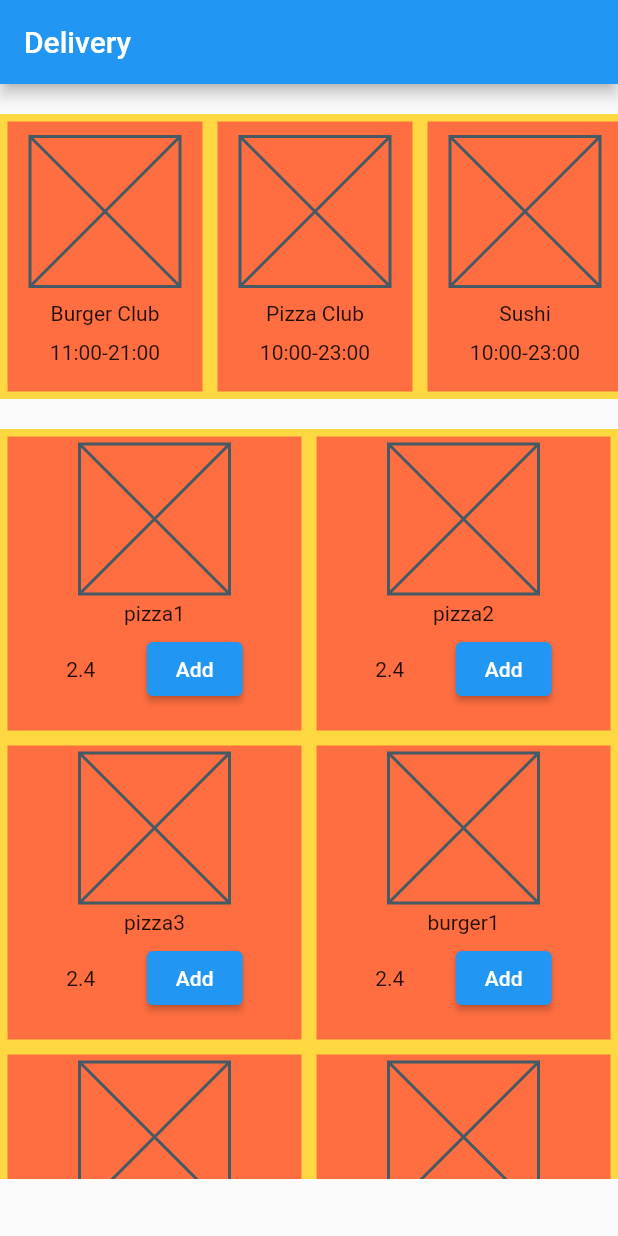
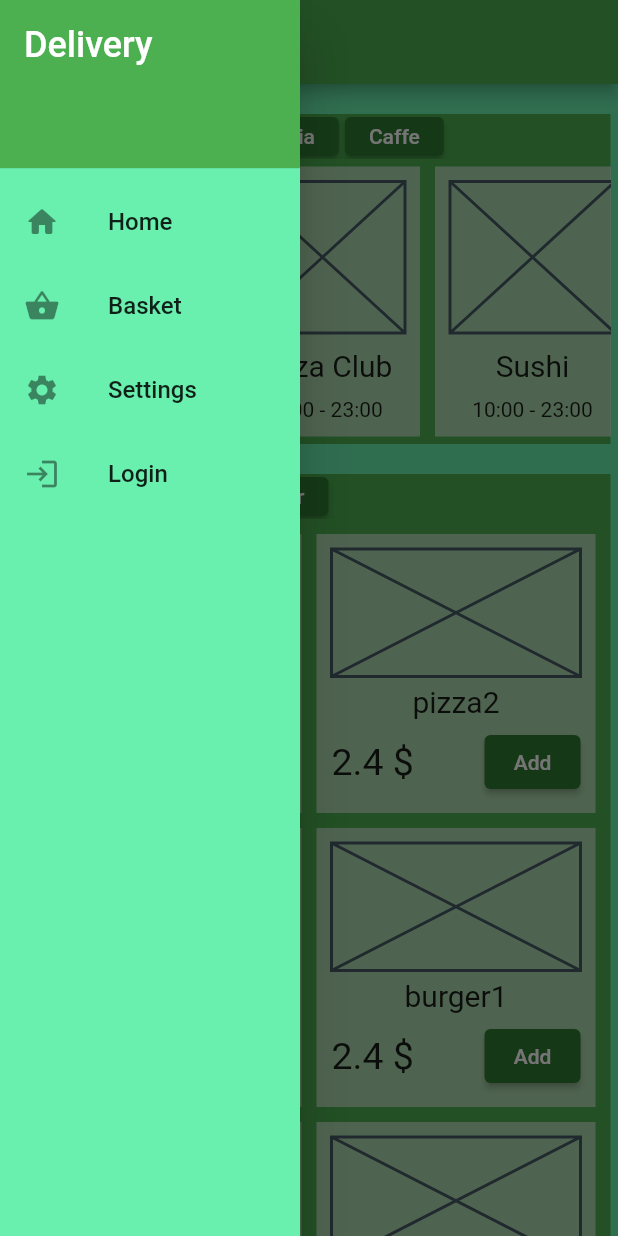
Before and after one commit to RuslanNadyrshyn/flutter_delivery_app, a Flutter app: the screen it shows after launch, with the side drawer open (before the commit the screen has no drawer), on a phone screen of 412 x 824 dp. Run offline on Flutter 3.47's test engine with Material 2 defaults, Android fonts, the phone set to English and light mode, and no system bars; our stand-ins replace adaptive_theme.

Commit message:
Add themes, localization

```diff
--- a/analysis_options.yaml
+++ b/analysis_options.yaml
@@ -22,6 +22,7 @@ linter:
   # `// ignore_for_file: name_of_lint` syntax on the line or in the file
   # producing the lint.
   rules:
+    prefer_const_constructors : false
     # avoid_print: false  # Uncomment to disable the `avoid_print` rule
     # prefer_single_quotes: true  # Uncomment to enable the `prefer_single_quotes` rule
 
--- a/lib/app.dart
+++ b/lib/app.dart
@@ -1,5 +1,10 @@
+import 'package:adaptive_theme/adaptive_theme.dart';
 import 'package:flutter/material.dart';
+import 'package:flutter_localizations/flutter_localizations.dart';
 import 'package:food_delivery/home_view.dart';
+import 'package:food_delivery/themes.dart';
+
+import 'generated/l10n.dart';
 
 
 
@@ -8,19 +13,29 @@ class App extends StatelessWidget {
 
   @override
   Widget build(BuildContext context) {
-    return MaterialApp(
-      title: 'Delivery',
-      theme: ThemeData(
-        primarySwatch: Colors.blue,
+    return AdaptiveTheme(
+      initial: AdaptiveThemeMode.light,
+      light: kLightTheme,
+      dark: kDarkTheme,
+      builder: (light, dark) => MaterialApp(
+        localizationsDelegates: const [
+          S.delegate,
+          GlobalMaterialLocalizations.delegate,
+          GlobalWidgetsLocalizations.delegate,
+          GlobalCupertinoLocalizations.delegate,
+        ],
+        supportedLocales: S.delegate.supportedLocales,
+        locale: Locale.fromSubtags(languageCode: 'en'),
+        title: 'Delivery',
+        theme: light,
+        home: HomeView(),
+        routes: <String, WidgetBuilder> {
+          '/home': (BuildContext context) => HomeView(),
+          '/basket': (BuildContext context) => HomeView(),
+          '/settings': (BuildContext context) => HomeView(),
+          '/login': (BuildContext context) => HomeView(),
+        },
       ),
-      home: HomeView(),
-      // const MyHomePage(
-      //   title: 'Delivery',
-      //   // suppliers: [
-      //   //   Supplier('Burger Club', '11:00-21:00'),
-      //   //   Supplier('Pizza Club', '10:00-23:00'),
-      //   // ],
-      // ),
     );
   }
 }
--- a/lib/home_view.dart
+++ b/lib/home_view.dart
@@ -1,40 +1,27 @@
 import 'package:flutter/material.dart';
+import 'package:food_delivery/wrappers/drawer_wrapper.dart';
 
-class Supplier {
-  final String name;
-  final String workingHours;
-
-  Supplier(this.name, this.workingHours);
-}
-
-class Product {
-  final String name;
-  final double price;
-  // final Image image;
-  final String image;
-
-  Product(this.name, this.price, this.image);
-}
-
+import 'generated/l10n.dart';
+import 'models.dart';
+import 'widgets.dart';
 
 class HomeView extends StatelessWidget {
-
-  final List<String> suppliersTypes = [
+  final List<String> supTypes = [
+    'All',
+    'Open',
     'Pizzeria',
-    'Caffe'
-    'Fast food',
+    'Caffe',
   ];
-
   final List<Supplier> suppliers = [
-    Supplier('Burger Club', '11:00-21:00'),
-    Supplier('Pizza Club', '10:00-23:00'),
-    Supplier('Sushi', '10:00-23:00'),
+    Supplier('Burger Club', '11:00', '21:00'),
+    Supplier('Pizza Club', '10:00', '23:00'),
+    Supplier('Sushi', '10:00', '23:00'),
   ];
 
   final List<String> productTypes = [
+    'All',
     'Pizza',
     'Burger',
-    'Sushi',
   ];
   final List<Product> products = [
     Product('pizza1', 2.4, 'img'),
@@ -53,139 +40,23 @@ class HomeView extends StatelessWidget {
   @override
   Widget build(BuildContext context) {
     return Scaffold(
+      backgroundColor: Theme.of(context).backgroundColor,
+      drawer: DrawerWrapper(),
       appBar: AppBar(
-        title: const Text('Delivery'),
+        title: Text(
+          S.of(context).app_bar_title,
+        ),
       ),
       body: Column(
         children: <Widget>[
           const SizedBox(height: 20),
-          _SuppliersListWidget(suppliers: suppliers),
+          TypesWidget(types: supTypes),
+          SuppliersListWidget(suppliers: suppliers),
           const SizedBox(height: 20),
-          _ProductsListWidget(products: products),
+          TypesWidget(types: productTypes),
+          ProductsListWidget(products: products),
         ],
       ), // This trailing comma makes auto-formatting nicer for build methods.
     );
   }
 }
-
-class _SuppliersListWidget extends StatelessWidget {
-  final List<Supplier> suppliers;
-
-  const _SuppliersListWidget({Key? key, required this.suppliers})
-      : super(key: key);
-
-  @override
-  Widget build(BuildContext context) {
-    return Container(
-      height: 190,
-      color: Colors.amberAccent,
-      width: double.infinity,
-      child: ListView(
-        scrollDirection: Axis.horizontal,
-        children:(
-            suppliers.map((supplier) => _SupplierWidget(supplier: supplier)).toList()
-        ),
-      ),
-    );
-  }
-}
-
-class _SupplierWidget extends StatelessWidget {
-  // final Image img;
-  final Supplier supplier;
-
-  const _SupplierWidget({
-    Key? key,
-    required this.supplier,
-  }) : super(key: key);
-
-  @override
-  Widget build(BuildContext context) {
-    return Container(
-      margin: const EdgeInsets.all(5),
-      width: 130,
-      height: 170,
-      padding: const EdgeInsets.all(10),
-      color: Colors.deepOrangeAccent,
-      child: Column(
-        children: [
-          const SizedBox(
-            width: 100,
-            height: 100,
-            child: Placeholder(), // img
-          ),
-          const SizedBox(height: 10),
-          Text(supplier.name),
-          const SizedBox(height: 10),
-          Text(supplier.workingHours),
-        ],
-      ),
-    );
-  }
-}
-
-class _ProductWidget extends StatelessWidget {
-  final Product product;
-
-  const _ProductWidget({
-    Key? key,
-    required this.product,
-  }) : super(key: key);
-
-  @override
-  Widget build(BuildContext context) {
-    return Container(
-      padding: const EdgeInsets.all(5),
-      color: Colors.deepOrangeAccent,
-      child: Center(
-        child: Column(
-          children: [
-            const SizedBox(
-              width: 100,
-              height: 100,
-              child: Placeholder(), // img
-            ),
-            const SizedBox(height: 5),
-            Text(product.name),
-            const SizedBox(height: 5),
-            Row(
-              mainAxisAlignment: MainAxisAlignment.spaceEvenly,
-              children: [
-                Text('${product.price}'),
-                ElevatedButton(
-                  onPressed: (){},
-                  child: const Text('Add'),
-                )
-              ],
-            )
-          ],
-        ),
-      ),
-    );
-  }
-}
-
-class _ProductsListWidget extends StatelessWidget {
-  final List<Product> products;
-
-  const _ProductsListWidget({Key? key, required this.products})
-      : super(key: key);
-
-  @override
-  Widget build(BuildContext context) {
-    return Container(
-      height: 500,
-      color: Colors.amberAccent,
-      child: GridView.count(
-        padding: const EdgeInsets.all(5),
-        mainAxisSpacing: 10,
-        crossAxisSpacing: 10,
-        crossAxisCount: 2,
-        scrollDirection: Axis.vertical,
-        children:(
-            products.map((product) => _ProductWidget(product: product,)).toList()
-        ),
-      ),
-    );
-  }
-}
--- /dev/null
+++ b/lib/l10n/intl_en.arb
@@ -0,0 +1,10 @@
+{
+  "app_bar_title": "Delivery",
+  "add_btn": "Add",
+  "home": "Home",
+  "basket": "Basket",
+  "settings": "Settings",
+  "login": "Login",
+  "all": "All",
+  "open": "Open"
+}
--- /dev/null
+++ b/lib/l10n/intl_ru.arb
@@ -0,0 +1,4 @@
+{
+  "app_bar_title": "Доставка",
+  "add_btn": "В корзину"
+}
--- /dev/null
+++ b/lib/models.dart
@@ -0,0 +1,18 @@
+
+
+class Supplier {
+  final String name;
+  final String opening;
+  final String closing;
+
+  Supplier(this.name, this.opening, this.closing);
+}
+
+class Product {
+  final String name;
+  final double price;
+  // final Image image;
+  final String image;
+
+  Product(this.name, this.price, this.image);
+}
--- /dev/null
+++ b/lib/themes.dart
@@ -0,0 +1,21 @@
+import 'package:flutter/material.dart';
+
+final kLightTheme = ThemeData.light().copyWith(
+  appBarTheme: AppBarTheme(color: Colors.green),
+  backgroundColor: Colors.greenAccent,
+  cardTheme: CardTheme(color: Colors.white54),
+  elevatedButtonTheme: ElevatedButtonThemeData(
+      style: ButtonStyle(
+    backgroundColor: MaterialStateProperty.all<Color>(Colors.green[800]!),
+  )),
+);
+
+final kDarkTheme = ThemeData.dark().copyWith(
+  appBarTheme: AppBarTheme(color: Colors.brown),
+  backgroundColor: Colors.black12,
+  cardTheme: CardTheme(color: Colors.black54),
+  elevatedButtonTheme: ElevatedButtonThemeData(
+      style: ButtonStyle(
+    backgroundColor: MaterialStateProperty.all<Color>(Colors.green),
+  )),
+);
--- /dev/null
+++ b/lib/widgets.dart
@@ -0,0 +1,166 @@
+import 'package:flutter/material.dart';
+
+import 'generated/l10n.dart';
+import 'models.dart';
+
+class TypesWidget extends StatelessWidget {
+  final List<String> types;
+  const TypesWidget({Key? key, required this.types}) : super(key: key);
+
+  @override
+  Widget build(BuildContext context) {
+    return Container(
+      width: double.infinity,
+      color: Theme.of(context).appBarTheme.backgroundColor,
+      margin: EdgeInsets.symmetric(horizontal: 5),
+      height: 30,
+      child: ListView(
+        scrollDirection: Axis.horizontal,
+        children: (types
+            .map((type) => Container(
+            padding: EdgeInsets.all(2),
+            child: ElevatedButton(onPressed: () {}, child: Text(type))))
+            .toList()),
+      ),
+    );
+  }
+}
+
+class SuppliersListWidget extends StatelessWidget {
+  final List<Supplier> suppliers;
+
+  const SuppliersListWidget({Key? key, required this.suppliers})
+      : super(key: key);
+
+  @override
+  Widget build(BuildContext context) {
+    return Container(
+      margin: EdgeInsets.symmetric(horizontal: 5),
+      height: 190,
+      color: Theme.of(context).appBarTheme.backgroundColor,
+      width: double.infinity,
+      child: ListView(
+        scrollDirection: Axis.horizontal,
+        children: (suppliers
+            .map((supplier) => SupplierCardWidget(supplier: supplier))
+            .toList()),
+      ),
+    );
+  }
+}
+
+class SupplierCardWidget extends StatelessWidget {
+  // final Image img;
+  final Supplier supplier;
+
+  const SupplierCardWidget({
+    Key? key,
+    required this.supplier,
+  }) : super(key: key);
+
+  @override
+  Widget build(BuildContext context) {
+    return Container(
+      margin: const EdgeInsets.all(5),
+      width: 130,
+      height: 170,
+      padding: const EdgeInsets.all(10),
+      color: Theme.of(context).cardTheme.color,
+      child: Column(
+        children: [
+          const Expanded(
+            child: Placeholder(), // img
+          ),
+          const SizedBox(height: 10),
+          Text(
+            supplier.name,
+            style: TextStyle(fontSize: 20),
+            maxLines: 2,
+            overflow: TextOverflow.ellipsis,
+          ),
+          const SizedBox(height: 10),
+          Text('${supplier.opening} - ${supplier.closing}'),
+        ],
+      ),
+    );
+  }
+}
+
+class ProductsListWidget extends StatelessWidget {
+  final List<Product> products;
+
+  const ProductsListWidget({Key? key, required this.products})
+      : super(key: key);
+
+  @override
+  Widget build(BuildContext context) {
+    return Expanded(
+      flex: 3,
+      child: Container(
+        margin: EdgeInsets.symmetric(horizontal: 5),
+        color: Theme.of(context).appBarTheme.backgroundColor,
+        child: GridView.count(
+          padding: const EdgeInsets.all(10),
+          mainAxisSpacing: 10,
+          crossAxisSpacing: 10,
+          crossAxisCount: 2,
+          scrollDirection: Axis.vertical,
+          children: (products
+              .map((product) => ProductCardWidget(
+            product: product,
+          ))
+              .toList()),
+        ),
+      ),
+    );
+  }
+}
+
+class ProductCardWidget extends StatelessWidget {
+  final Product product;
+
+  const ProductCardWidget({
+    Key? key,
+    required this.product,
+  }) : super(key: key);
+
+  @override
+  Widget build(BuildContext context) {
+    return Container(
+      padding: const EdgeInsets.all(10),
+      color: Theme.of(context).cardTheme.color,
+      child: Center(
+        child: Column(
+          mainAxisAlignment: MainAxisAlignment.spaceEvenly,
+          children: [
+            const Expanded(
+              child: Placeholder(), // img
+            ),
+            const SizedBox(height: 5),
+            Text(
+              product.name,
+              style: TextStyle(fontSize: 20),
+              maxLines: 2,
+              overflow: TextOverflow.ellipsis,
+            ),
+            const SizedBox(height: 5),
+            Row(
+              mainAxisAlignment: MainAxisAlignment.spaceBetween,
+              children: [
+                Text(
+                  '${product.price} \$',
+                  style: TextStyle(fontSize: 25),
+                ),
+                ElevatedButton(
+                  style: Theme.of(context).elevatedButtonTheme.style,
+                  onPressed: () {},
+                  child: Text(S.of(context).add_btn),
+                )
+              ],
+            )
+          ],
+        ),
+      ),
+    );
+  }
+}
--- /dev/null
+++ b/lib/wrappers/drawer_wrapper.dart
@@ -0,0 +1,81 @@
+import 'package:flutter/material.dart';
+
+import '../generated/l10n.dart';
+
+class DrawerWrapper extends StatelessWidget {
+  const DrawerWrapper({Key? key}) : super(key: key);
+
+  @override
+  Widget build(BuildContext context) {
+    return Drawer(
+      width: 200,
+      child: Container(
+        color: Theme.of(context).backgroundColor,
+        child: ListView(
+          padding: EdgeInsets.zero,
+          children: <Widget>[
+            SizedBox(
+              height: 120,
+              child: DrawerHeader(
+                decoration: BoxDecoration(
+                  color: Theme.of(context).appBarTheme.backgroundColor,
+                ),
+                child: Text(
+                  'Delivery',
+                  style: TextStyle(
+                    color: Colors.white,
+                    fontSize: 24,
+                  ),
+                ),
+              ),
+            ),
+            ListTile(
+              leading: Icon(Icons.home_rounded),
+              title: Text(
+                S.of(context).home,
+                style: TextStyle(fontSize: 16),
+              ),
+              onTap: () {
+                Navigator.pop(context); // close the drawer
+                Navigator.pushNamed(context, '/home');
+              },
+            ),
+            ListTile(
+              leading: Icon(Icons.shopping_basket),
+              title: Text(
+                S.of(context).basket,
+                style: TextStyle(fontSize: 16),
+              ),
+              onTap: () {
+                Navigator.pop(context); // close the drawer
+                Navigator.pushNamed(context, '/basket');
+              },
+            ),
+            ListTile(
+              leading: Icon(Icons.settings),
+              title: Text(
+                S.of(context).settings,
+                style: TextStyle(fontSize: 16),
+              ),
+              onTap: () {
+                Navigator.pop(context); // close the drawer
+                Navigator.pushNamed(context, '/settings');
+              },
+            ),
+            ListTile(
+              leading: Icon(Icons.login),
+              title: Text(
+                S.of(context).login,
+                style: TextStyle(fontSize: 16),
+              ),
+              onTap: () {
+                Navigator.pop(context); // close the drawer
+                Navigator.pushNamed(context, '/login');
+              },
+            ),
+          ],
+        ),
+      ),
+    );
+  }
+}
--- a/pubspec.yaml
+++ b/pubspec.yaml
@@ -36,6 +36,10 @@ dependencies:
   # Use with the CupertinoIcons class for iOS style icons.
   cupertino_icons: ^1.0.2
   http: ^0.13.4
+  intl: ^0.17.0
+  flutter_localizations:
+    sdk: flutter
+  adaptive_theme: ^3.1.0
 
 dev_dependencies:
   flutter_test:
@@ -89,3 +93,5 @@ flutter:
   #
   # For details regarding fonts from package dependencies,
   # see https://flutter.dev/custom-fonts/#from-packages
+flutter_intl:
+  enabled: true
```
Also changed, not shown: lib/generated/intl/messages_all.dart (added), lib/generated/intl/messages_en.dart (added), lib/generated/intl/messages_ru.dart (added), lib/generated/l10n.dart (added), pubspec.lock, 1 other file.
